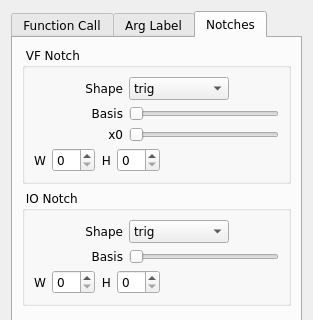
Old version of the form trunk/visuino/gx/blocks/form_customize_function_call.ui in the repository ROBOCETI/VISUINO; both pictures show x 0 to 313 and y 0 to 320 of the 313 by 602 pixel window.
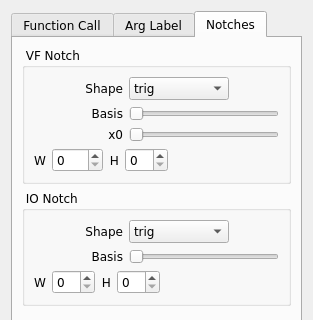
New version of the form. The open tabs and pages were chosen to show the change.

The edit to the form file:
```diff
--- a/trunk/visuino/gx/blocks/form_customize_function_call.ui
+++ b/trunk/visuino/gx/blocks/form_customize_function_call.ui
@@ -3865,7 +3865,7 @@
             <item>
              <widget class="QSpinBox" name="spinbox_nch_vf_notch_width">
               <property name="maximum">
-               <number>50</number>
+               <number>100</number>
               </property>
              </widget>
             </item>
```
Left out of the diff: 76 changed lines with no effect on the pictures.
